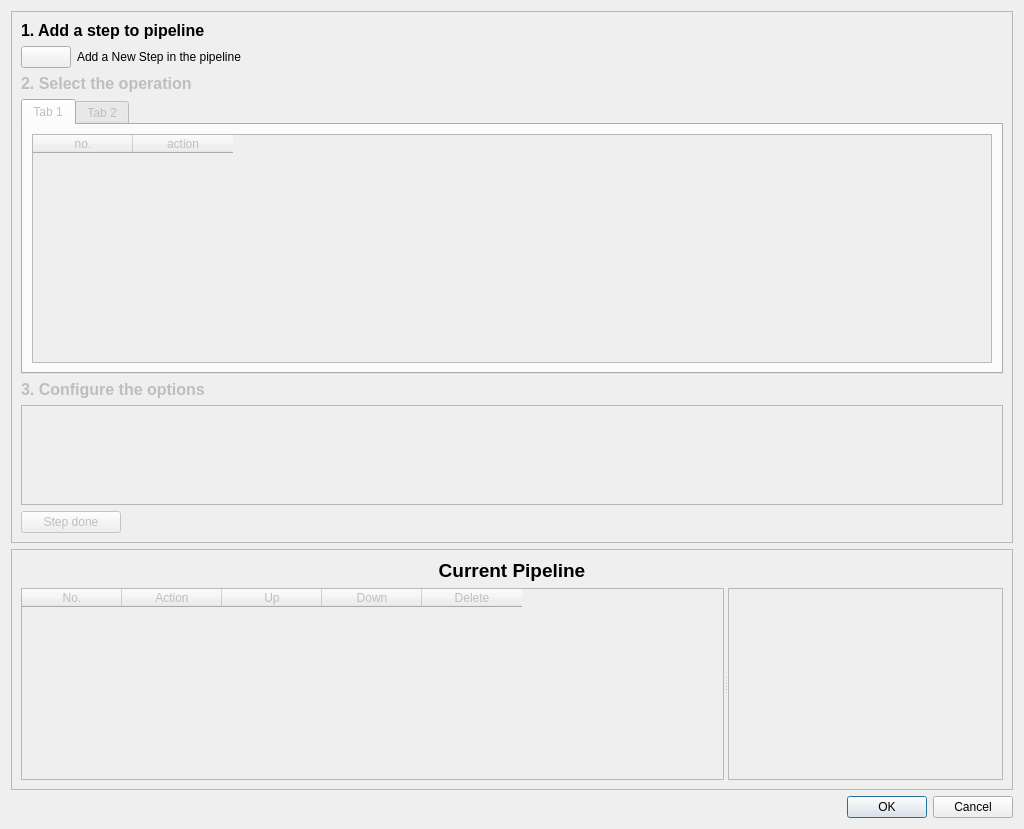
Qt form FEniCSBloodSim/GUI_Module/Forms/Workflow/genericworkflowdialog.ui (carmenalonsomontes/FEniCS-Medical-Simulation) before a commit.
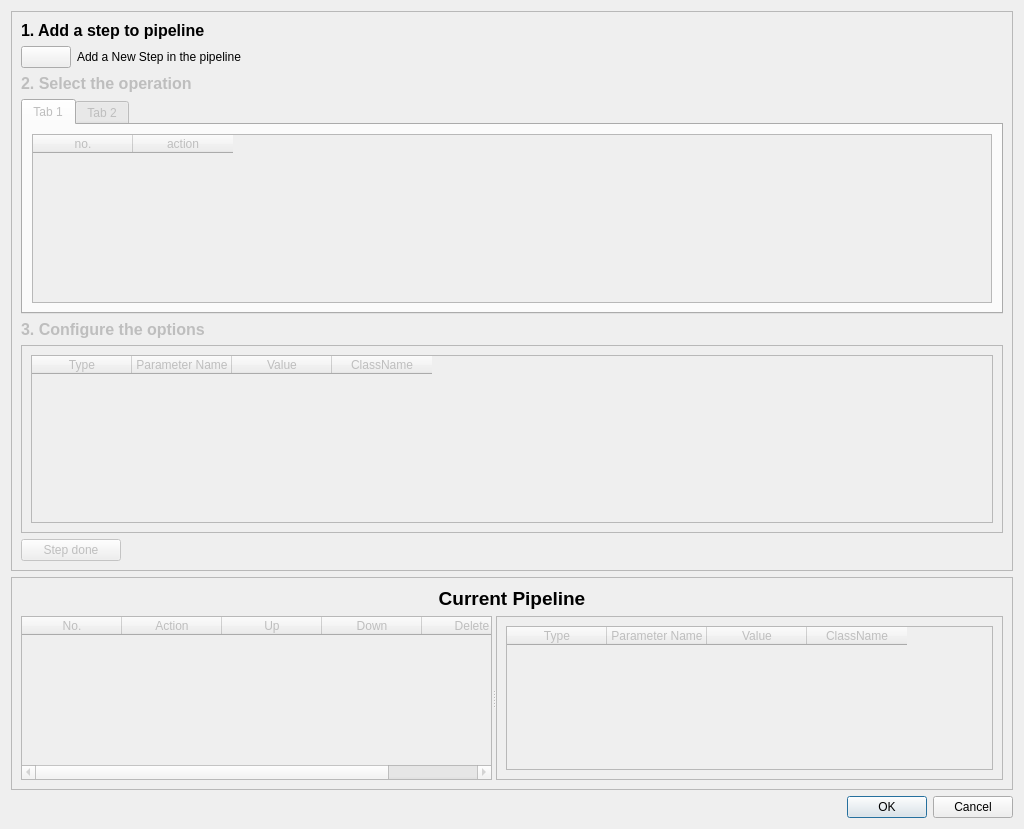
The same form after that commit. Icons and pictures are not drawn.

Commit message: + Added functionality to add default values, save current status in the pipeline and user values

```diff
--- a/FEniCSBloodSim/GUI_Module/Forms/Workflow/genericworkflowdialog.ui
+++ b/FEniCSBloodSim/GUI_Module/Forms/Workflow/genericworkflowdialog.ui
@@ -200,6 +200,32 @@
         <property name="frameShadow">
          <enum>QFrame::Raised</enum>
         </property>
+        <layout class="QVBoxLayout" name="verticalLayout_5">
+         <item>
+          <widget class="QTableWidget" name="cPipelineConfigurationTable">
+           <column>
+            <property name="text">
+             <string>Type</string>
+            </property>
+           </column>
+           <column>
+            <property name="text">
+             <string>Parameter Name</string>
+            </property>
+           </column>
+           <column>
+            <property name="text">
+             <string>Value</string>
+            </property>
+           </column>
+           <column>
+            <property name="text">
+             <string>ClassName</string>
+            </property>
+           </column>
+          </widget>
+         </item>
+        </layout>
        </widget>
       </item>
       <item>
@@ -283,12 +309,44 @@
          </column>
         </widget>
         <widget class="QFrame" name="pipelineOperationInfoFrame">
+         <property name="enabled">
+          <bool>false</bool>
+         </property>
          <property name="frameShape">
           <enum>QFrame::StyledPanel</enum>
          </property>
          <property name="frameShadow">
           <enum>QFrame::Raised</enum>
          </property>
+         <layout class="QVBoxLayout" name="verticalLayout_6">
+          <item>
+           <widget class="QTableWidget" name="pipelineItemSummaryTable">
+            <property name="enabled">
+             <bool>false</bool>
+            </property>
+            <column>
+             <property name="text">
+              <string>Type</string>
+             </property>
+            </column>
+            <column>
+             <property name="text">
+              <string>Parameter Name</string>
+             </property>
+            </column>
+            <column>
+             <property name="text">
+              <string>Value</string>
+             </property>
+            </column>
+            <column>
+             <property name="text">
+              <string>ClassName</string>
+             </property>
+            </column>
+           </widget>
+          </item>
+         </layout>
         </widget>
        </widget>
       </item>
```
The commit also changes 17 other files.
